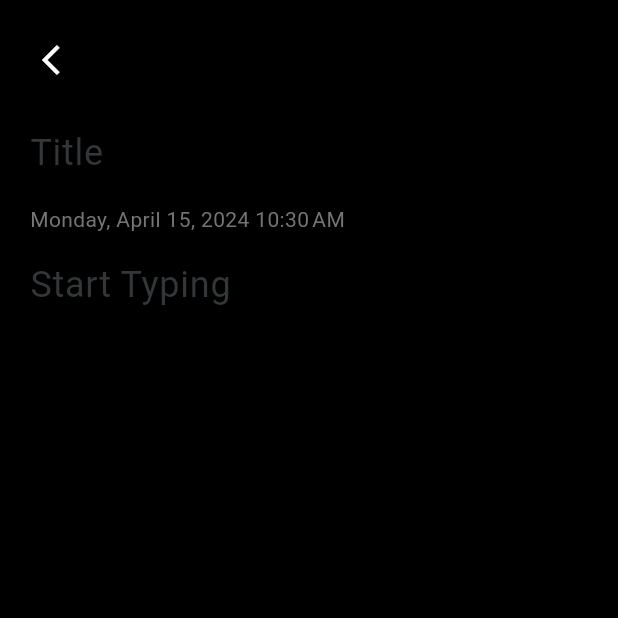
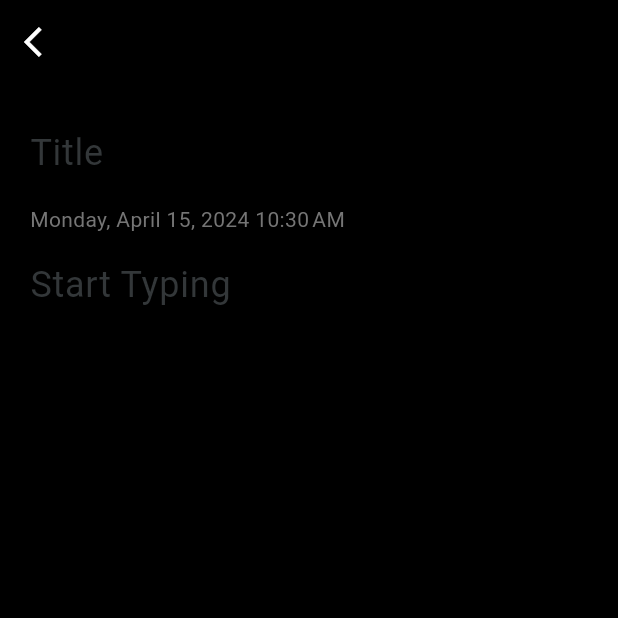
Before and after one commit to Peter-Awod/Notes-App, a Flutter app: the AddNoteForm screen opened directly, on a phone screen of 412 x 824 dp, the top half of it. Run offline on Flutter 3.47's test engine with Material 3 defaults, Android fonts, the light colour scheme and no system bars; our stand-ins replace awesome_dialog, bloc, flutter_bloc, hive, hive_flutter; missing offline and left inert: flutter_masonry_view; accounts and stored records are empty; Roboto replaces fonts that are missing (Poppins).

Commit message:
fix typing issue

```diff
--- a/lib/widgets/Note/add_note_form.dart
+++ b/lib/widgets/Note/add_note_form.dart
@@ -50,7 +50,7 @@ class _AddNoteFormState extends State<AddNoteForm> {
                       },
                       onChanged: (value) {
                         title = value;
-                        titleController.text = value;
+                        //titleController.text = value;
                         setState(() {}); // Update UI when title changes
                       },
                     ),
@@ -75,7 +75,7 @@ class _AddNoteFormState extends State<AddNoteForm> {
                         },
                         onChanged: (value) {
                           subTitle = value;
-                          subTitleController.text = value;
+                          //  subTitleController.text = value;
                           setState(() {}); // Update UI when subtitle changes
                         },
                         textController: subTitleController,
@@ -97,9 +97,7 @@ class _AddNoteFormState extends State<AddNoteForm> {
   PreferredSizeWidget _buildAppBar() {
     if (subTitle != null && subTitle!.isNotEmpty) {
       return AppBar(
-        leading: Padding(
-          padding: const EdgeInsets.all(20),
-          child: IconButton(
+        leading: IconButton(
           onPressed: () {
             Navigator.pop(context);
           },
@@ -108,11 +106,8 @@ class _AddNoteFormState extends State<AddNoteForm> {
             color: Colors.white,
           ),
         ),
-        ),
         actions: [
-          Padding(
-            padding: const EdgeInsets.all(20.0),
-            child: Container(
+          Container(
             decoration: BoxDecoration(
               borderRadius: BorderRadius.circular(16),
               color: Colors.white.withOpacity(0.05),
@@ -129,10 +124,6 @@ class _AddNoteFormState extends State<AddNoteForm> {
                 }
                 if (formKey.currentState!.validate()) {
                   formKey.currentState!.save();
-                    if (title == null || title!.isEmpty) {
-                      title = 'Untitled';
-                      titleController.text = title!;
-                    }
                   var noteModel = NoteModel(
                     title: title!,
                     subTitle: subTitle!,
@@ -146,17 +137,16 @@ class _AddNoteFormState extends State<AddNoteForm> {
                   autovalidateMode = AutovalidateMode.always;
                 }
               },
-
             ),
           ),
+          const SizedBox(
+            width: 10,
           ),
         ],
       );
     } else {
       return AppBar(
-        leading: Padding(
-          padding: const EdgeInsets.all(20.0),
-          child: IconButton(
+        leading: IconButton(
           onPressed: () {
             Navigator.pop(context);
           },
@@ -165,7 +155,6 @@ class _AddNoteFormState extends State<AddNoteForm> {
             color: Colors.white,
           ),
         ),
-        ),
       );
     }
   }
--- a/lib/widgets/custom/custom_text_field.dart
+++ b/lib/widgets/custom/custom_text_field.dart
@@ -35,6 +35,7 @@ class CustomTextFormField extends StatelessWidget {
       cursorColor: kThemeColor,
       keyboardType: TextInputType.text,
       maxLines: maxLines,
+      textDirection: TextDirection.ltr,
       decoration: InputDecoration(
         hintText: hintText,
         hintStyle: const TextStyle(
```
Also changed, not shown: lib/views/edit_view_body.dart (+6 -24 lines). Lines whose indentation alone changed are shown as unchanged.
